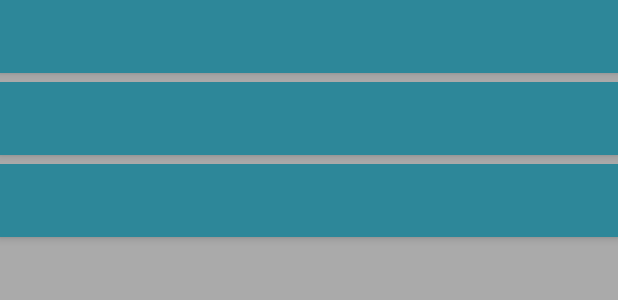
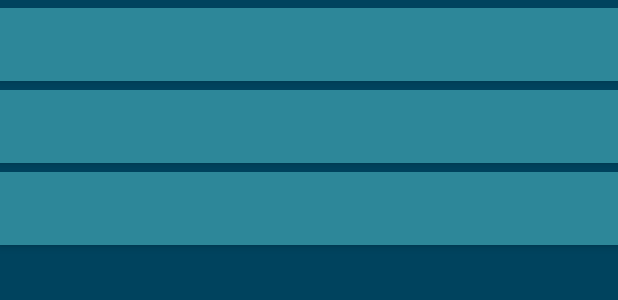
Before and after one commit to kasanari/knarkklocka, an Android app: the layout alarm_recyclerview.xml on its own in the app's theme, with its tools: preview values and no code run, on a phone screen of 412 x 824 dp. Shown: the top 300 px of the screen. Run offline under Robolectric (Android 15) with nearby library versions, the phone set to English and light mode, and no system bars.

Commit message:
changed background color and padding

```diff
--- a/app/src/main/res/layout/alarm_recyclerview.xml
+++ b/app/src/main/res/layout/alarm_recyclerview.xml
@@ -8,7 +8,7 @@
         android:id="@+id/recyclerview"
         android:layout_width="match_parent"
         android:layout_height="match_parent"
-        android:background="@android:color/darker_gray"
+        android:paddingTop="5dp"
         tools:listitem="@layout/recyclerview_item" />
 
 </android.support.constraint.ConstraintLayout>
```
